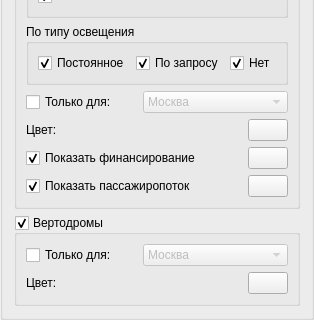
First picture: the form in src/control_panel.ui, repository PFedorovMsk/AirportMap, before the edit; both pictures show x 0 to 314 and y 263 to 583 of the 314 by 583 pixel window.
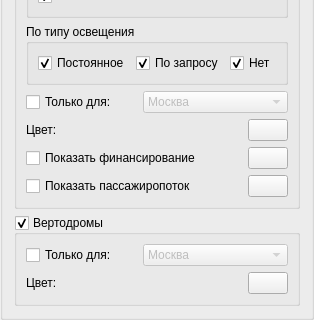
Second picture: the form after the edit. Custom widgets are drawn as their Qt base class.

Patch:
```diff
--- a/src/control_panel.ui
+++ b/src/control_panel.ui
@@ -318,7 +318,7 @@
            <string>Показать финансирование</string>
           </property>
           <property name="checked">
-           <bool>true</bool>
+           <bool>false</bool>
           </property>
          </widget>
         </item>
@@ -358,7 +358,7 @@
            <string>Показать пассажиропоток</string>
           </property>
           <property name="checked">
-           <bool>true</bool>
+           <bool>false</bool>
           </property>
          </widget>
         </item>
```
Left out of the diff: 8 changed lines with no effect on the pictures.
